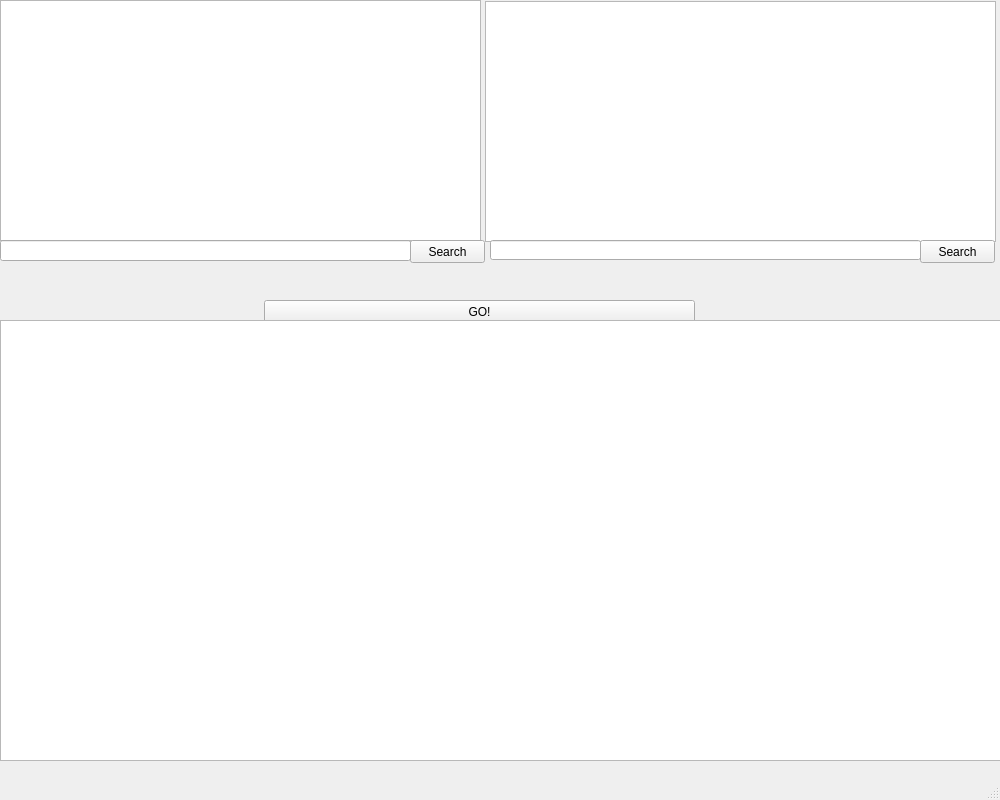
The window that mainwindow.ui (TylerWilkin2/tyler-s-project) describes before a commit, drawn with Qt 5.
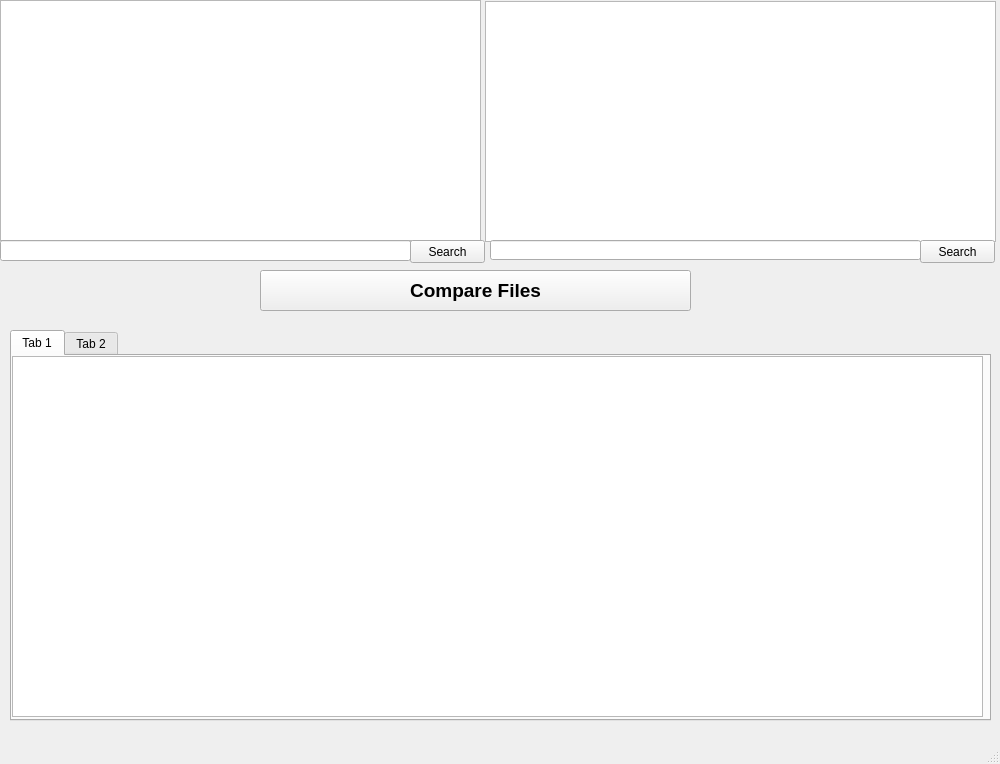
The same window after the commit.

What changed in the file:
```diff
--- a/mainwindow.ui
+++ b/mainwindow.ui
@@ -7,7 +7,7 @@
     <x>0</x>
     <y>0</y>
     <width>1000</width>
-    <height>800</height>
+    <height>764</height>
    </rect>
   </property>
   <property name="windowTitle">
@@ -37,24 +37,21 @@
    <widget class="QPushButton" name="pushButton">
     <property name="geometry">
      <rect>
-      <x>264</x>
-      <y>300</y>
+      <x>260</x>
+      <y>270</y>
       <width>431</width>
-      <height>23</height>
+      <height>41</height>
      </rect>
     </property>
+    <property name="font">
+     <font>
+      <pointsize>14</pointsize>
+      <weight>75</weight>
+      <bold>true</bold>
+     </font>
+    </property>
     <property name="text">
-     <string>GO!</string>
-    </property>
-   </widget>
-   <widget class="QTableView" name="tableView">
-    <property name="geometry">
-     <rect>
-      <x>0</x>
-      <y>320</y>
-      <width>1001</width>
-      <height>441</height>
-     </rect>
+     <string>Compare Files</string>
     </property>
    </widget>
    <widget class="QPushButton" name="pushButton_2">
@@ -103,6 +100,36 @@
      <string>Search</string>
     </property>
    </widget>
+   <widget class="QTabWidget" name="tabWidget">
+    <property name="geometry">
+     <rect>
+      <x>10</x>
+      <y>330</y>
+      <width>981</width>
+      <height>391</height>
+     </rect>
+    </property>
+    <widget class="QWidget" name="tab">
+     <attribute name="title">
+      <string>Tab 1</string>
+     </attribute>
+     <widget class="QTableView" name="tableView">
+      <property name="geometry">
+       <rect>
+        <x>0</x>
+        <y>0</y>
+        <width>971</width>
+        <height>361</height>
+       </rect>
+      </property>
+     </widget>
+    </widget>
+    <widget class="QWidget" name="tab_2">
+     <attribute name="title">
+      <string>Tab 2</string>
+     </attribute>
+    </widget>
+   </widget>
   </widget>
   <widget class="QMenuBar" name="menuBar">
    <property name="geometry">
```
